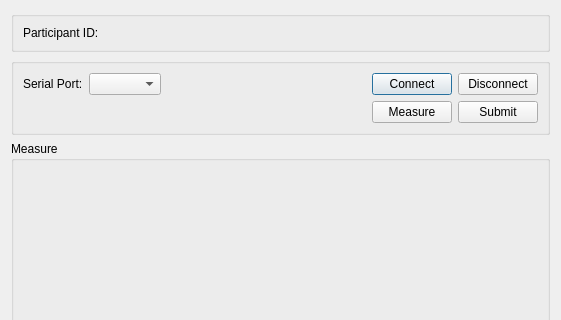
Above: src/dialogs/weighscaledialog.ui from CLSA/cypress before the change; both pictures show x 0 to 561 and y 0 to 320 of the 561 by 541 pixel window. Below: the same form after it.
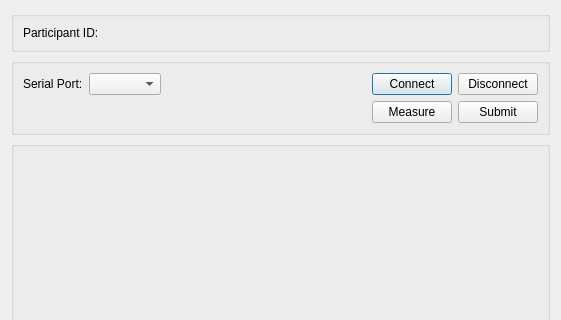
That is the form after the change. Custom widgets are drawn as their Qt base class.

The edit to the form file:
```diff
--- a/src/dialogs/weighscaledialog.ui
+++ b/src/dialogs/weighscaledialog.ui
@@ -155,7 +155,7 @@
       </sizepolicy>
      </property>
      <property name="title">
-      <string>Measure</string>
+      <string/>
      </property>
      <layout class="QVBoxLayout" name="verticalLayout_3">
       <item>
```
